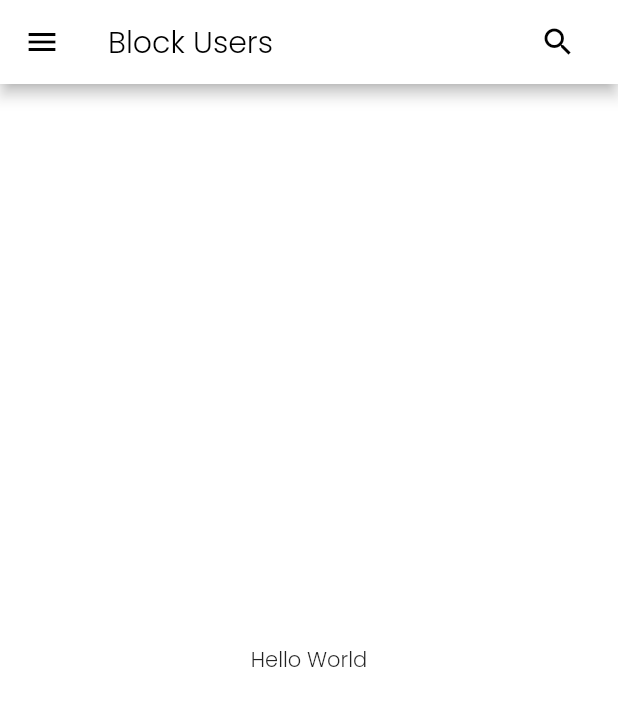
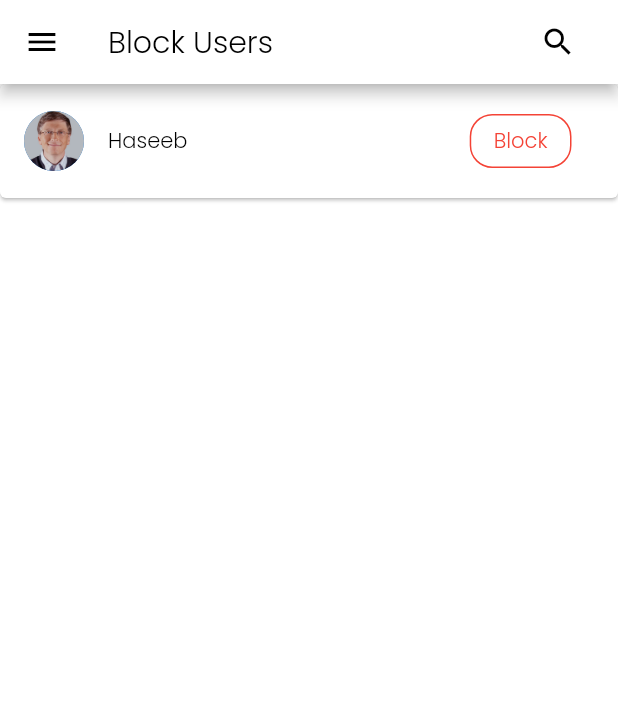
Before and after one commit to haseeburrehmanfaheem/BackSpace, a Flutter app: the Block screen opened directly, on a phone screen of 412 x 824 dp. Shown: the top 706 px of the screen. Run offline on Flutter 3.47's test engine with Material 2 defaults, Android fonts, the phone set to English and light mode, and no system bars; our stand-ins replace animated_theme_switcher, chat_bubbles, cloud_firestore, firebase_auth, firebase_core, firebase_storage and 6 more; accounts and stored records are empty.

Commit message:
Block Page

```diff
--- a/lib/main.dart
+++ b/lib/main.dart
@@ -91,9 +91,9 @@ class MyApp extends StatelessWidget {
       title: 'Backspace',
       debugShowCheckedModeBanner: false,
       // home: ViewProfile()
-      home: signed_in ? (is_admin ? Proved() : BottomNavigation()) : Home(),
+      //home: signed_in ? (is_admin ? Proved() : BottomNavigation()) : Home(),
       // home: a ? Home() : BottomNavigation(),
-      // home: Proved(),
+      home: Proved(),
       // FirebaseAuth.instance.signOut();
     );
   }
--- a/lib/pages/Users.dart
+++ b/lib/pages/Users.dart
@@ -1,7 +1,5 @@
 // ignore_for_file: prefer_const_constructors, prefer_const_literals_to_create_immutables
-
 import 'package:flutter/material.dart';
-
 import 'Admindrawer.dart';
 
 class Block extends StatelessWidget {
@@ -36,9 +34,69 @@ class Block extends StatelessWidget {
         backgroundColor: Colors.white,
         foregroundColor: Colors.black,
       ),
-      body: const Center(
-        child: Text('Hello World'),
-      ),
+      body: ListView(children: [
+        BlockUser(
+            userImage: "assets/images/bill-gates.jpg",
+            username: "Haseeb",
+            blocked: false)
+      ]),
     );
   }
 }
+
+class BlockUser extends StatelessWidget {
+  final String userImage;
+  final bool blocked;
+  final String username;
+
+  // ignore: use_key_in_widget_constructors
+  const BlockUser(
+      {required this.userImage, required this.username, required this.blocked});
+  @override
+  Widget build(BuildContext context) {
+    return Card(
+        margin: EdgeInsets.zero,
+        child: Padding(
+            padding: EdgeInsets.only(top: 10, bottom: 10),
+            child: ListTile(
+              leading: CircleAvatar(
+                backgroundImage: AssetImage(userImage),
+              ),
+              title: Padding(
+                  padding: EdgeInsets.only(left: 0),
+                  child: TextButton(
+                    style: TextButton.styleFrom(padding: EdgeInsets.zero),
+                    onPressed: () {},
+                    child: Align(
+                        alignment: Alignment.centerLeft,
+                        child: Text(username,
+                            style: const TextStyle(
+                              fontWeight: FontWeight.w500,
+                              color: Colors.black,
+                            ))),
+                  )
+
+                  // Text(username, style: const TextStyle(fontWeight: FontWeight.w500)),
+                  ),
+              trailing: Padding(
+                padding: EdgeInsets.only(right: 15),
+                child: OutlinedButton(
+                  //color: Colors.green,
+                  child: Text(
+                    "Block",
+                    style: TextStyle(fontSize: 14.0, color: Colors.red),
+                  ),
+                  style: OutlinedButton.styleFrom(
+                    side: BorderSide(
+                      width: 1.0,
+                      color: Colors.red,
+                    ),
+                    shape: RoundedRectangleBorder(
+                        borderRadius: BorderRadius.circular(15)),
+                  ),
+                  onPressed: () {},
+                ),
+              ),
+            )));
+  }
+}
```
